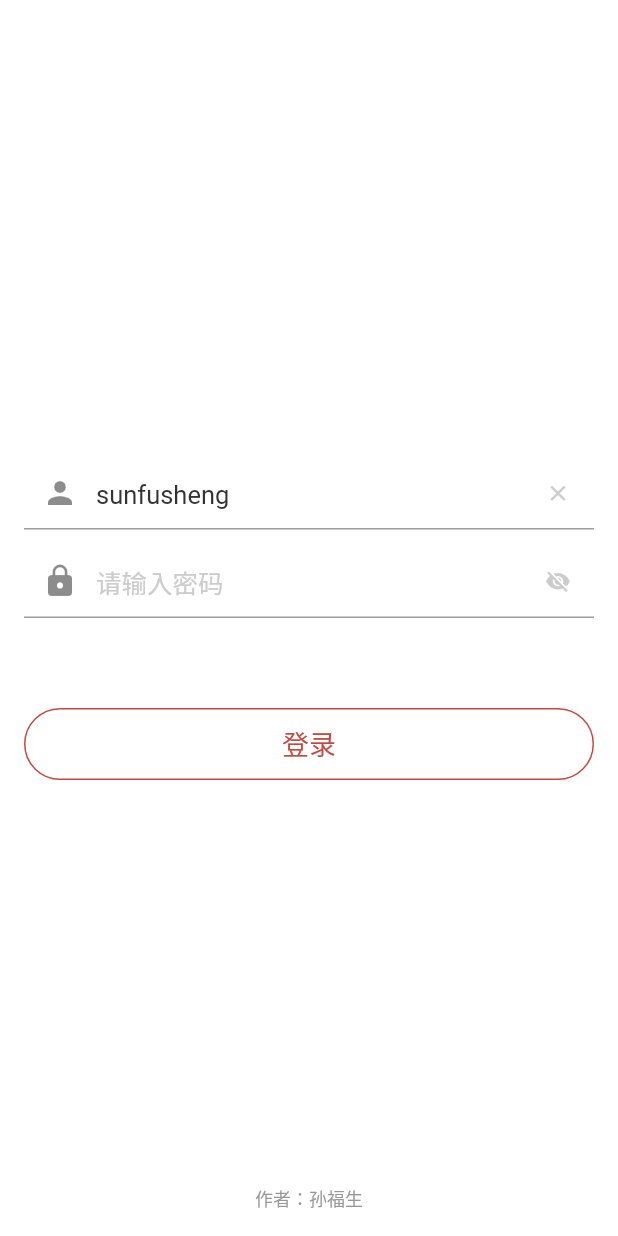
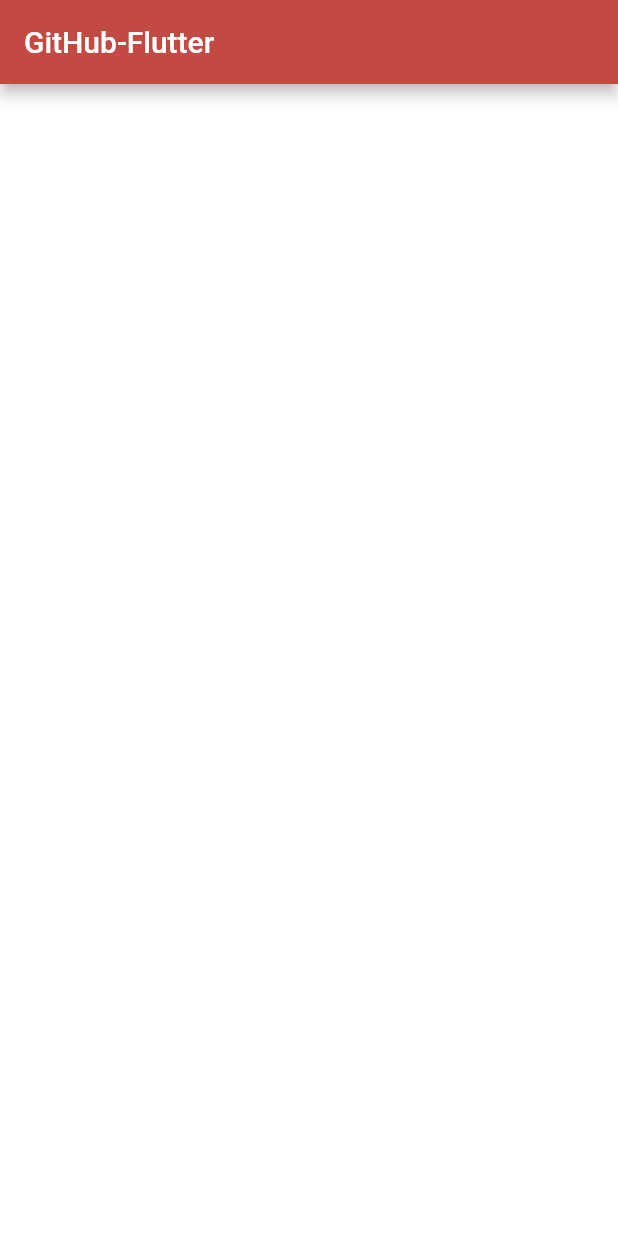
Before and after one commit to sunfusheng/github_flutter, a Flutter app: the screen it shows after launch, on a phone screen of 412 x 824 dp. Run offline on Flutter 3.47's test engine with Material 2 defaults, Android fonts, the phone set to English and light mode, and no system bars; our stand-ins replace connectivity, dio, fluttertoast, rxdart, shared_preferences.

Commit message:
add MainPage

```diff
--- a/lib/main.dart
+++ b/lib/main.dart
@@ -1,4 +1,10 @@
 import 'package:flutter/material.dart';
+import 'package:github_flutter/pages/MainPage.dart';
+import 'package:github_flutter/pages/SplashPage.dart';
+import 'package:github_flutter/res/Constants.dart';
+import 'package:github_flutter/res/StringsR.dart';
+import 'package:github_flutter/utils/SharedPreferencesUtil.dart';
+import 'package:rxdart/rxdart.dart';
 
 import 'pages/LoginPage.dart';
 import 'res/ThemesR.dart';
@@ -10,10 +16,28 @@ void main() {
 class MyApp extends StatelessWidget {
   @override
   Widget build(BuildContext context) {
+//    var tokenStream =
+//        Stream.fromFuture(SharedPreferencesUtil.getString(PrefsKey.TOKEN));
+//    var usernameStream =
+//        Stream.fromFuture(SharedPreferencesUtil.getString(PrefsKey.USERNAME));
+//    ZipStream.zip2(tokenStream, usernameStream,
+//        (String token, String username) {
+//      if (token != null &&
+//          token.isNotEmpty &&
+//          username != null &&
+//          username.isNotEmpty) {
+//        return MainPage();
+//      }
+//      return LoginPage();
+//    }).listen((page) {
+//      Navigator.push(context,
+//          MaterialPageRoute(builder: (context) => page, maintainState: false));
+//    });
+
     return MaterialApp(
-      title: 'GitHub LoginPage',
+      title: StringsR.appTitle,
       theme: ThemesR.mainTheme,
-      home: LoginPage(),
+      home: MainPage(),
     );
   }
 }
--- a/lib/pages/MainPage.dart
+++ b/lib/pages/MainPage.dart
@@ -0,0 +1,23 @@
+import 'package:flutter/material.dart';
+import 'package:github_flutter/res/StringsR.dart';
+
+class MainPage extends StatefulWidget {
+  @override
+  _MainPageState createState() => _MainPageState();
+}
+
+class _MainPageState extends State<MainPage> {
+  @override
+  Widget build(BuildContext context) {
+    return Scaffold(
+      appBar: AppBar(
+        title: Text(
+          StringsR.appTitle,
+          style: TextStyle(color: Colors.white),
+        ),
+      ),
+      backgroundColor: Colors.white,
+      body: null,
+    );
+  }
+}
--- a/lib/res/StringsR.dart
+++ b/lib/res/StringsR.dart
@@ -1,4 +1,5 @@
 class StringsR {
+  static const String appTitle = 'GitHub-Flutter';
   static const String appAuthor = '作者：孙福生';
 
   static const String inputUsernameHint = '请输入用户名或邮箱';
```
Also changed, not shown: lib/pages/SplashPage.dart (added, +42 -0 lines), 1 other file.
